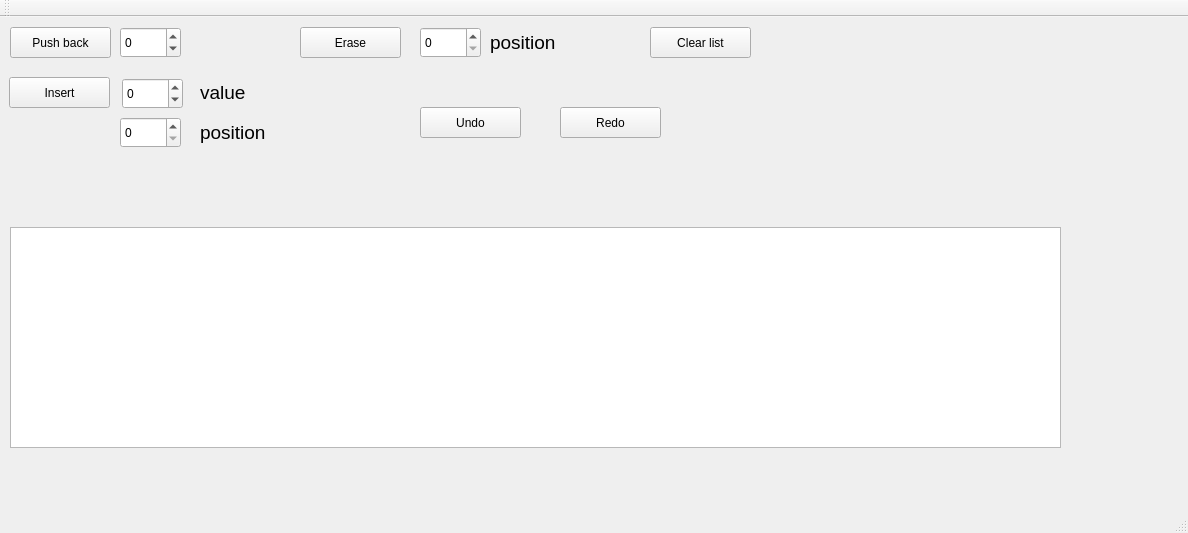
First picture: the form in app/main_window.ui, repository AndLvovSky/list-algorithms-and-visualization, before the edit.
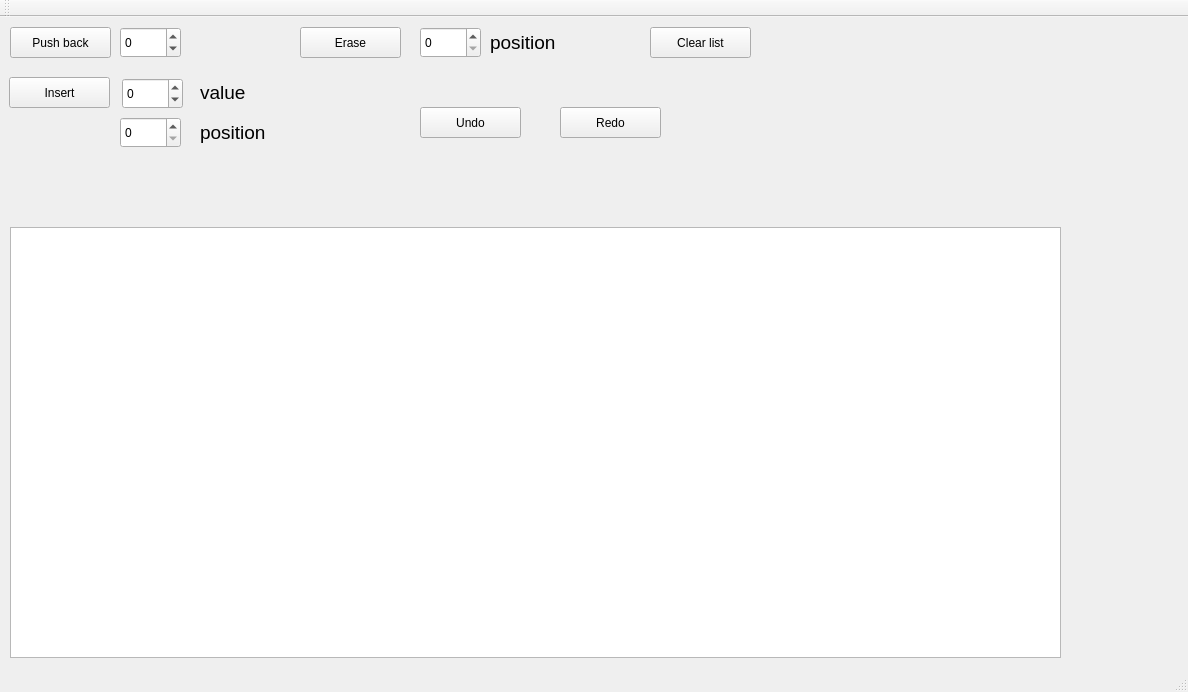
Second picture: the form after the edit.

The edit to the form file:
```diff
--- a/app/main_window.ui
+++ b/app/main_window.ui
@@ -7,7 +7,7 @@
     <x>0</x>
     <y>0</y>
     <width>1188</width>
-    <height>533</height>
+    <height>692</height>
    </rect>
   </property>
   <property name="windowTitle">
@@ -20,7 +20,7 @@
       <x>10</x>
       <y>210</y>
       <width>1051</width>
-      <height>221</height>
+      <height>431</height>
      </rect>
     </property>
     <property name="minimumSize">
```
